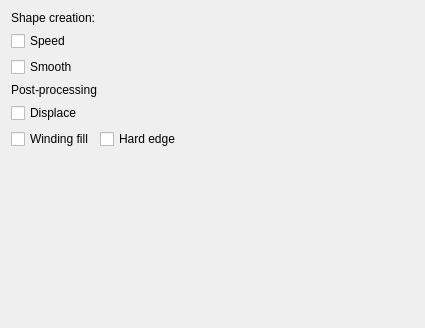
KDE/krita, file plugins/paintops/experiment/wdgexperimentoptions.ui: the form before one commit.
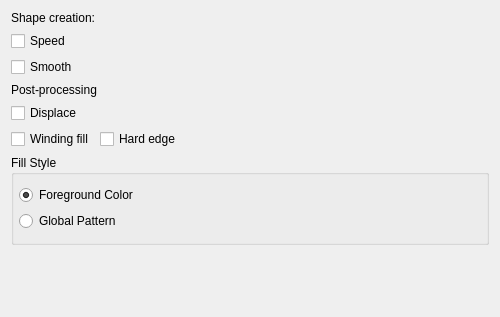
The form after the commit. Custom widgets are drawn as their Qt base class.

Commit message:
D16438: Add ability to use patterns will shape brush
There is a radio button option to choose between foreground color and global
pattern with how the shape brush fills things

Should close  BUG315079

Patch:
```diff
--- a/plugins/paintops/experiment/wdgexperimentoptions.ui
+++ b/plugins/paintops/experiment/wdgexperimentoptions.ui
@@ -6,19 +6,19 @@
    <rect>
     <x>0</x>
     <y>0</y>
-    <width>425</width>
-    <height>328</height>
+    <width>500</width>
+    <height>317</height>
    </rect>
   </property>
   <property name="sizePolicy">
-   <sizepolicy hsizetype="Preferred" vsizetype="Preferred">
+   <sizepolicy hsizetype="Expanding" vsizetype="Preferred">
     <horstretch>255</horstretch>
     <verstretch>255</verstretch>
    </sizepolicy>
   </property>
   <property name="minimumSize">
    <size>
-    <width>425</width>
+    <width>500</width>
     <height>290</height>
    </size>
   </property>
@@ -122,6 +122,50 @@
      </item>
     </layout>
    </item>
+   <item>
+    <widget class="QGroupBox" name="fillStylGroupBox">
+     <property name="minimumSize">
+      <size>
+       <width>0</width>
+       <height>90</height>
+      </size>
+     </property>
+     <property name="title">
+      <string>Fill Style</string>
+     </property>
+     <property name="flat">
+      <bool>false</bool>
+     </property>
+     <property name="checkable">
+      <bool>false</bool>
+     </property>
+     <layout class="QVBoxLayout" name="verticalLayout">
+      <property name="spacing">
+       <number>5</number>
+      </property>
+      <property name="leftMargin">
+       <number>5</number>
+      </property>
+      <item>
+       <widget class="QRadioButton" name="solidColorButton">
+        <property name="text">
+         <string>Foreground Color</string>
+        </property>
+        <property name="checked">
+         <bool>true</bool>
+        </property>
+       </widget>
+      </item>
+      <item>
+       <widget class="QRadioButton" name="patternButton">
+        <property name="text">
+         <string>Global Pattern</string>
+        </property>
+       </widget>
+      </item>
+     </layout>
+    </widget>
+   </item>
    <item>
     <spacer name="verticalSpacer">
      <property name="orientation">
```
Left out of the diff: 36 changed lines with no effect on the pictures. The commit also changes 4 other files.
